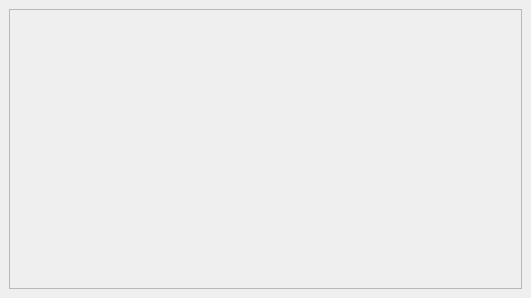
Above: core/ui/shared/audit.ui from Giswater/giswater_qgis_plugin before the change. Below: the same form after it.
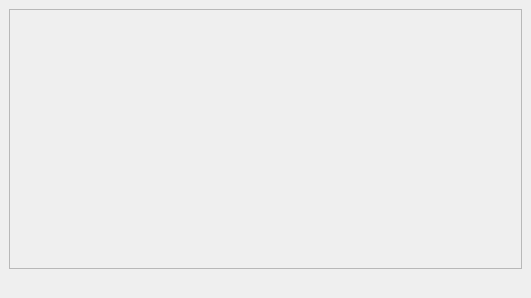
That is the form after the change.

Commit message: feat(audit dialog): add lyt widgets

Patch:
```diff
--- a/core/ui/shared/audit.ui
+++ b/core/ui/shared/audit.ui
@@ -29,7 +29,7 @@
          <x>0</x>
          <y>0</y>
          <width>507</width>
-         <height>265</height>
+         <height>245</height>
         </rect>
        </property>
        <layout class="QGridLayout" name="gridLayout_2">
@@ -40,6 +40,26 @@
       </widget>
      </widget>
     </item>
+    <item row="1" column="0">
+     <layout class="QGridLayout" name="lyt_buttons">
+      <property name="topMargin">
+       <number>0</number>
+      </property>
+      <item row="0" column="0">
+       <spacer name="horizontalSpacer">
+        <property name="orientation">
+         <enum>Qt::Horizontal</enum>
+        </property>
+        <property name="sizeHint" stdset="0">
+         <size>
+          <width>40</width>
+          <height>20</height>
+         </size>
+        </property>
+       </spacer>
+      </item>
+     </layout>
+    </item>
    </layout>
   </widget>
  </widget>
```
Left out of the diff: 3 changed lines with no effect on the pictures. The commit also changes 3 other files.
